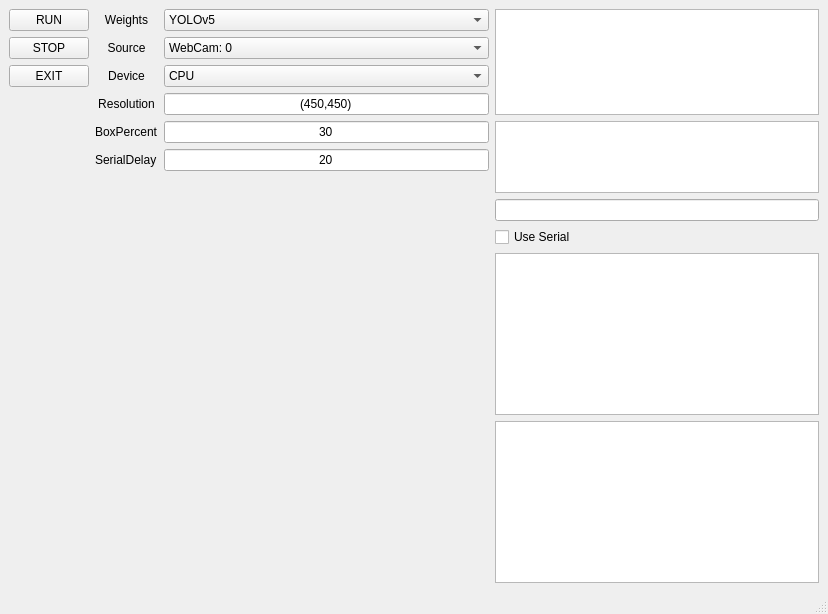
First picture: the form in ui.ui, repository reretay/YoloV5-UI, before the edit.
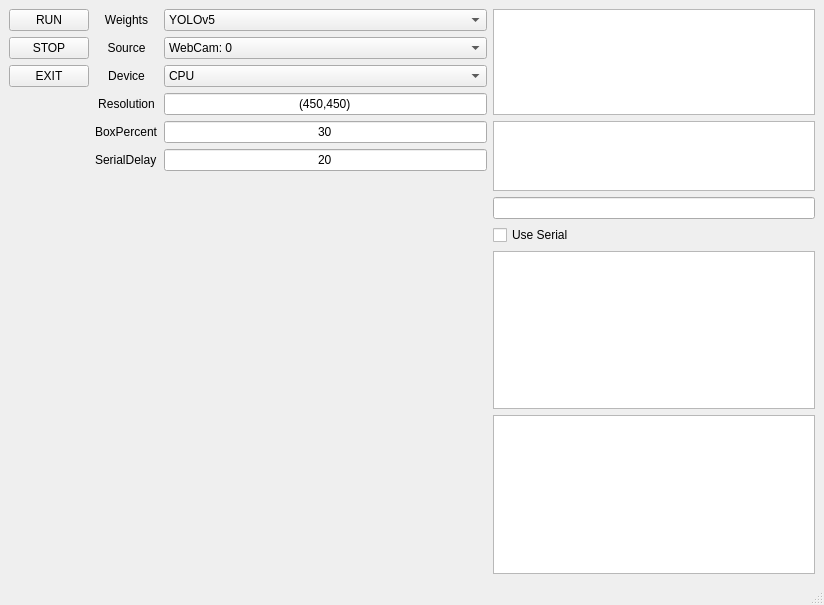
Second picture: the form after the edit.

```diff
--- a/ui.ui
+++ b/ui.ui
@@ -6,8 +6,8 @@
    <rect>
     <x>0</x>
     <y>0</y>
-    <width>828</width>
-    <height>614</height>
+    <width>824</width>
+    <height>605</height>
    </rect>
   </property>
   <property name="windowTitle">
```
Left out of the diff: 7 changed lines with no effect on the pictures.
